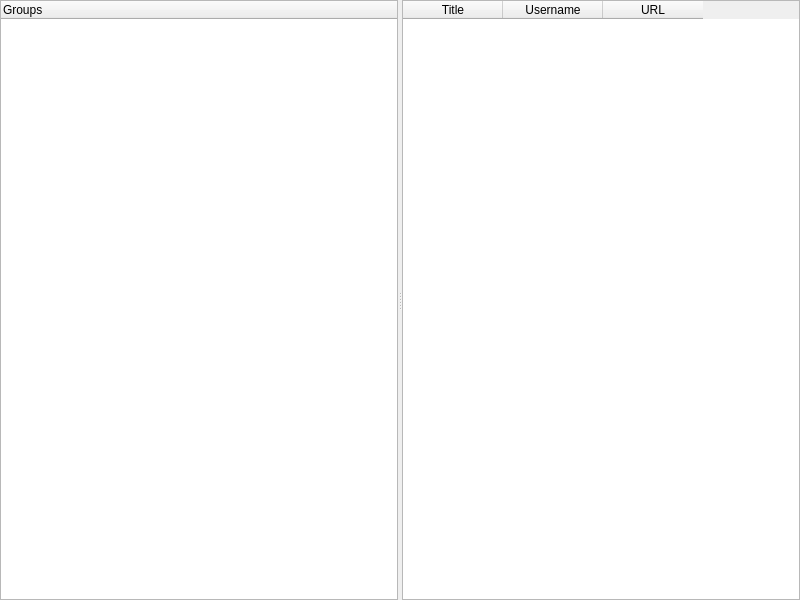
This is source/gui/VaultWidget.ui in yassine20011/KeeBox as Qt 5 draws it before an edit. The edited form follows.
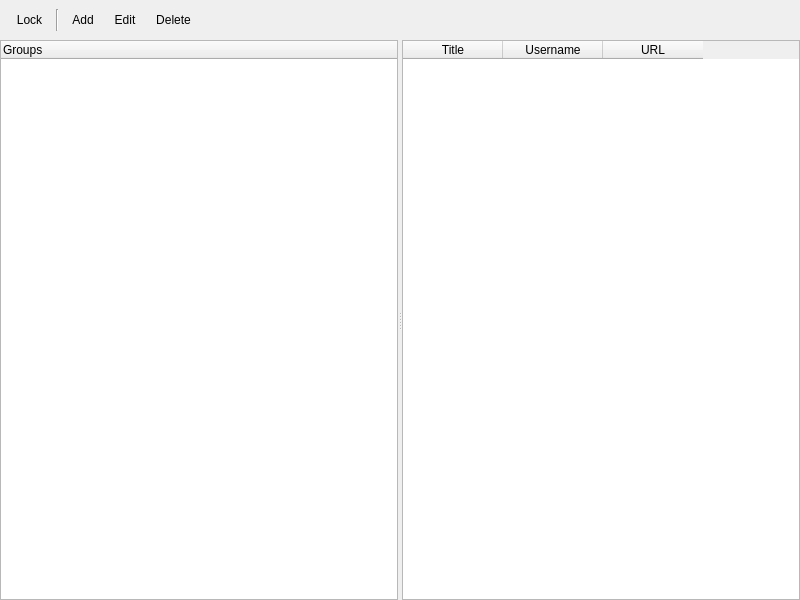
This is the edited form. Icons and pictures are not drawn.

Commit message: Implemented the entry management, database locking, and icon integration

The edit to the form file:
```diff
--- a/source/gui/VaultWidget.ui
+++ b/source/gui/VaultWidget.ui
@@ -13,7 +13,10 @@
   <property name="windowTitle">
    <string>Vault</string>
   </property>
-  <layout class="QHBoxLayout" name="horizontalLayout">
+  <layout class="QVBoxLayout" name="verticalLayout">
+   <property name="spacing">
+    <number>0</number>
+   </property>
    <property name="leftMargin">
     <number>0</number>
    </property>
@@ -26,6 +29,154 @@
    <property name="bottomMargin">
     <number>0</number>
    </property>
+   <item>
+    <widget class="QFrame" name="toolbarFrame">
+     <property name="sizePolicy">
+      <sizepolicy hsizetype="Preferred" vsizetype="Fixed">
+       <horstretch>0</horstretch>
+       <verstretch>0</verstretch>
+      </sizepolicy>
+     </property>
+     <property name="minimumSize">
+      <size>
+       <width>0</width>
+       <height>40</height>
+      </size>
+     </property>
+     <property name="frameShape">
+      <enum>QFrame::NoFrame</enum>
+     </property>
+     <property name="frameShadow">
+      <enum>QFrame::Raised</enum>
+     </property>
+     <layout class="QHBoxLayout" name="toolbarLayout">
+      <item>
+       <widget class="QToolButton" name="lockDatabaseButton">
+        <property name="toolTip">
+         <string>Lock Database</string>
+        </property>
+        <property name="text">
+         <string>Lock</string>
+        </property>
+        <property name="icon">
+         <iconset resource="../../resources/resources.qrc">
+          <normaloff>:/icons/database-lock.svg</normaloff>:/icons/database-lock.svg</iconset>
+        </property>
+        <property name="iconSize">
+         <size>
+          <width>24</width>
+          <height>24</height>
+         </size>
+        </property>
+        <property name="toolButtonStyle">
+         <enum>Qt::ToolButtonIconOnly</enum>
+        </property>
+        <property name="autoRaise">
+         <bool>true</bool>
+        </property>
+       </widget>
+      </item>
+      <item>
+       <widget class="Line" name="line">
+        <property name="orientation">
+         <enum>Qt::Vertical</enum>
+        </property>
+       </widget>
+      </item>
+      <item>
+       <widget class="QToolButton" name="addEntryButton">
+        <property name="toolTip">
+         <string>Add Entry</string>
+        </property>
+        <property name="text">
+         <string>Add</string>
+        </property>
+        <property name="icon">
+         <iconset resource="../../resources/resources.qrc">
+          <normaloff>:/icons/entry-new.svg</normaloff>:/icons/entry-new.svg</iconset>
+        </property>
+        <property name="iconSize">
+         <size>
+          <width>24</width>
+          <height>24</height>
+         </size>
+        </property>
+        <property name="toolButtonStyle">
+         <enum>Qt::ToolButtonIconOnly</enum>
+        </property>
+        <property name="autoRaise">
+         <bool>true</bool>
+        </property>
+       </widget>
+      </item>
+      <item>
+       <widget class="QToolButton" name="editEntryButton">
+        <property name="toolTip">
+         <string>Edit Entry</string>
+        </property>
+        <property name="text">
+         <string>Edit</string>
+        </property>
+        <property name="icon">
+         <iconset resource="../../resources/resources.qrc">
+          <normaloff>:/icons/entry-edit.svg</normaloff>:/icons/entry-edit.svg</iconset>
+        </property>
+        <property name="iconSize">
+         <size>
+          <width>24</width>
+          <height>24</height>
+         </size>
+        </property>
+        <property name="toolButtonStyle">
+         <enum>Qt::ToolButtonIconOnly</enum>
+        </property>
+        <property name="autoRaise">
+         <bool>true</bool>
+        </property>
+       </widget>
+      </item>
+      <item>
+       <widget class="QToolButton" name="deleteEntryButton">
+        <property name="toolTip">
+         <string>Delete Entry</string>
+        </property>
+        <property name="text">
+         <string>Delete</string>
+        </property>
+        <property name="icon">
+         <iconset resource="../../resources/resources.qrc">
+          <normaloff>:/icons/entry-delete.svg</normaloff>:/icons/entry-delete.svg</iconset>
+        </property>
+        <property name="iconSize">
+         <size>
+          <width>24</width>
+          <height>24</height>
+         </size>
+        </property>
+        <property name="toolButtonStyle">
+         <enum>Qt::ToolButtonIconOnly</enum>
+        </property>
+        <property name="autoRaise">
+         <bool>true</bool>
+        </property>
+       </widget>
+      </item>
+      <item>
+       <spacer name="horizontalSpacer">
+        <property name="orientation">
+         <enum>Qt::Horizontal</enum>
+        </property>
+        <property name="sizeHint" stdset="0">
+         <size>
+          <width>40</width>
+          <height>20</height>
+         </size>
+        </property>
+       </spacer>
+      </item>
+     </layout>
+    </widget>
+   </item>
    <item>
     <widget class="QSplitter" name="splitter">
      <property name="orientation">
```
Left out of the diff: 4 changed lines with no effect on the pictures. The commit also changes 13 other files.
